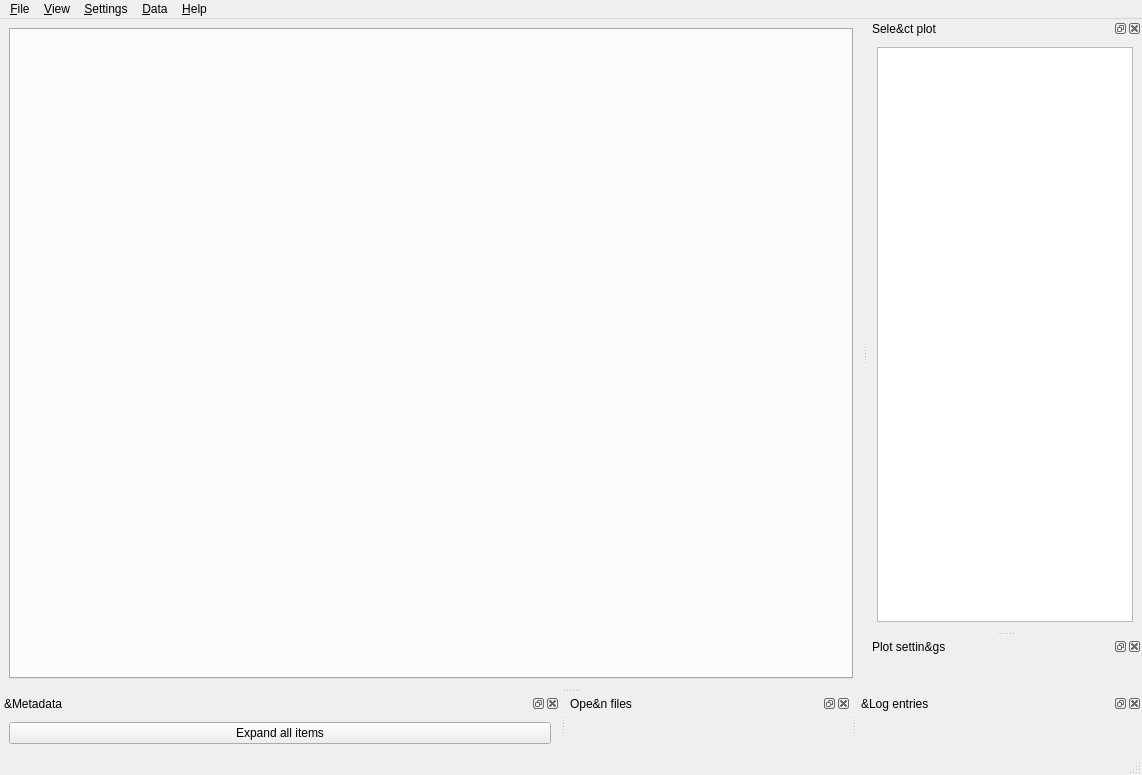
The window that flent/ui/mainwindow.ui (tohojo/flent) describes before a commit, drawn with Qt 5.
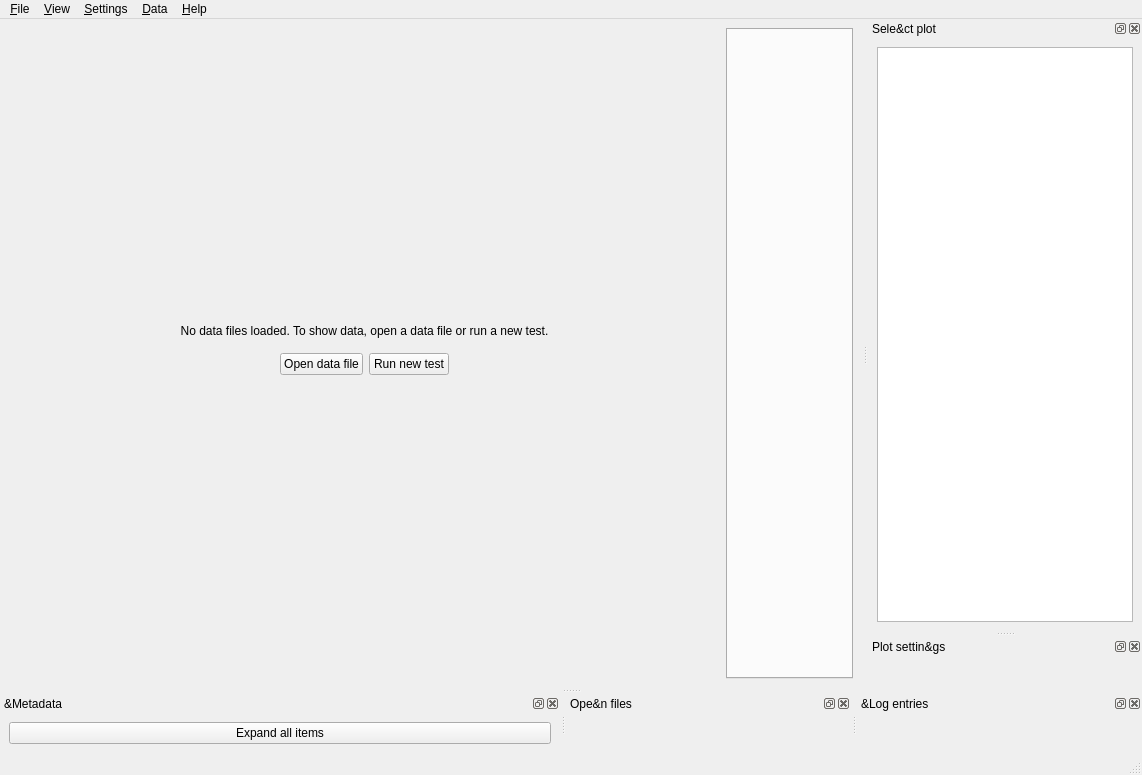
The same window after the commit.

Commit message:
gui: Show a message when no tabs are loaded
Instead of just showing a blank screen (which can be interpreted as the GUI
hanging), when there are no data files loaded show buttons to load a data file
or run a new test.

Patch:
```diff
--- a/flent/ui/mainwindow.ui
+++ b/flent/ui/mainwindow.ui
@@ -18,6 +18,100 @@
   </property>
   <widget class="QWidget" name="centralwidget">
    <layout class="QHBoxLayout" name="horizontalLayout">
+    <item>
+     <widget class="QWidget" name="emptyWidget" native="true">
+      <layout class="QVBoxLayout" name="verticalLayout_2">
+       <item>
+        <spacer name="verticalSpacer">
+         <property name="orientation">
+          <enum>Qt::Vertical</enum>
+         </property>
+         <property name="sizeHint" stdset="0">
+          <size>
+           <width>20</width>
+           <height>40</height>
+          </size>
+         </property>
+        </spacer>
+       </item>
+       <item>
+        <widget class="QLabel" name="emptyLabel">
+         <property name="text">
+          <string>No data files loaded. To show data, open a data file or run a new test.</string>
+         </property>
+         <property name="alignment">
+          <set>Qt::AlignCenter</set>
+         </property>
+         <property name="wordWrap">
+          <bool>true</bool>
+         </property>
+         <property name="margin">
+          <number>10</number>
+         </property>
+        </widget>
+       </item>
+       <item>
+        <widget class="QWidget" name="widget" native="true">
+         <layout class="QHBoxLayout" name="horizontalLayout_2">
+          <item>
+           <spacer name="horizontalSpacer">
+            <property name="orientation">
+             <enum>Qt::Horizontal</enum>
+            </property>
+            <property name="sizeHint" stdset="0">
+             <size>
+              <width>40</width>
+              <height>20</height>
+             </size>
+            </property>
+           </spacer>
+          </item>
+          <item>
+           <widget class="QPushButton" name="openFileButton">
+            <property name="text">
+             <string>Open data file</string>
+            </property>
+           </widget>
+          </item>
+          <item>
+           <widget class="QPushButton" name="runTestButton">
+            <property name="text">
+             <string>Run new test</string>
+            </property>
+           </widget>
+          </item>
+          <item>
+           <spacer name="horizontalSpacer_2">
+            <property name="orientation">
+             <enum>Qt::Horizontal</enum>
+            </property>
+            <property name="sizeHint" stdset="0">
+             <size>
+              <width>40</width>
+              <height>20</height>
+             </size>
+            </property>
+           </spacer>
+          </item>
+         </layout>
+        </widget>
+       </item>
+       <item>
+        <spacer name="verticalSpacer_2">
+         <property name="orientation">
+          <enum>Qt::Vertical</enum>
+         </property>
+         <property name="sizeHint" stdset="0">
+          <size>
+           <width>20</width>
+           <height>40</height>
+          </size>
+         </property>
+        </spacer>
+       </item>
+      </layout>
+     </widget>
+    </item>
     <item>
      <widget class="QTabWidget" name="viewArea">
       <property name="sizePolicy">
```
The commit also changes 1 other file.
